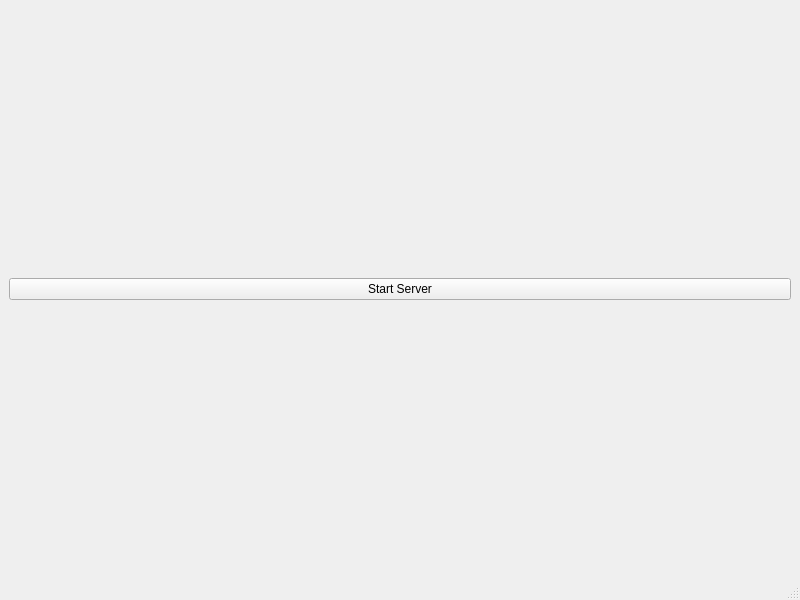
Qt form src/mainwindow.ui (kitswas/VirtualGamePad-PC) before a commit.
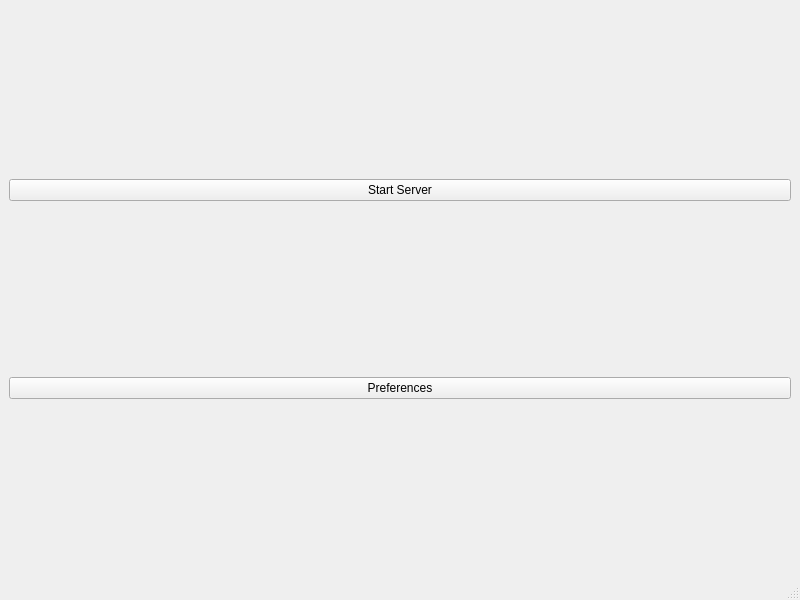
The same form after that commit. Icons and pictures are not drawn.

```diff
--- a/src/mainwindow.ui
+++ b/src/mainwindow.ui
@@ -29,6 +29,13 @@
       </property>
      </widget>
     </item>
+    <item>
+     <widget class="QPushButton" name="pushButton">
+      <property name="text">
+       <string>Preferences</string>
+      </property>
+     </widget>
+    </item>
    </layout>
   </widget>
   <widget class="QMenuBar" name="menubar">
```
Left out of the diff: 2 changed lines with no effect on the pictures.
